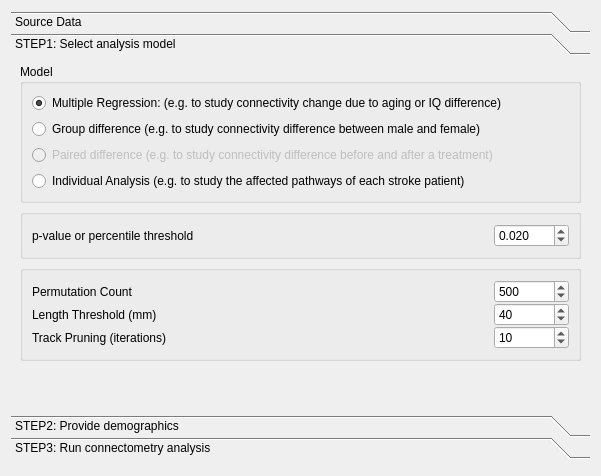
First picture: the form in tracking/vbc_dialog.ui, repository frankyeh/DSI-Studio, before the edit.
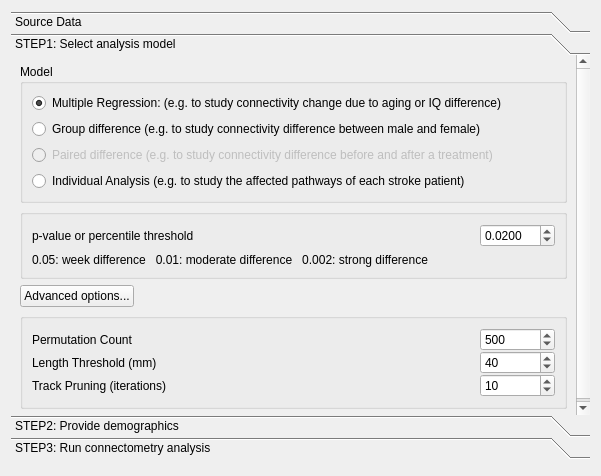
Second picture: the form after the edit. Icons and pictures are not drawn. Custom widgets are drawn as their Qt base class.

```diff
--- a/tracking/vbc_dialog.ui
+++ b/tracking/vbc_dialog.ui
@@ -266,7 +266,7 @@
                </size>
               </property>
               <property name="decimals">
-               <number>3</number>
+               <number>4</number>
               </property>
               <property name="minimum">
                <double>0.000000000000000</double>
@@ -284,11 +284,42 @@
             </item>
            </layout>
           </item>
+          <item>
+           <widget class="QLabel" name="label_8">
+            <property name="text">
+             <string>0.05: week difference   0.01: moderate difference   0.002: strong difference</string>
+            </property>
+           </widget>
+          </item>
          </layout>
         </widget>
        </item>
        <item>
-        <widget class="QGroupBox" name="groupBox_8">
+        <layout class="QHBoxLayout" name="horizontalLayout_11">
+         <item>
+          <widget class="QPushButton" name="advanced_options">
+           <property name="text">
+            <string>Advanced options...</string>
+           </property>
+          </widget>
+         </item>
+         <item>
+          <spacer name="horizontalSpacer_3">
+           <property name="orientation">
+            <enum>Qt::Horizontal</enum>
+           </property>
+           <property name="sizeHint" stdset="0">
+            <size>
+             <width>40</width>
+             <height>20</height>
+            </size>
+           </property>
+          </spacer>
+         </item>
+        </layout>
+       </item>
+       <item>
+        <widget class="QGroupBox" name="advanced_options_box">
          <property name="maximumSize">
           <size>
            <width>16777215</width>
```
